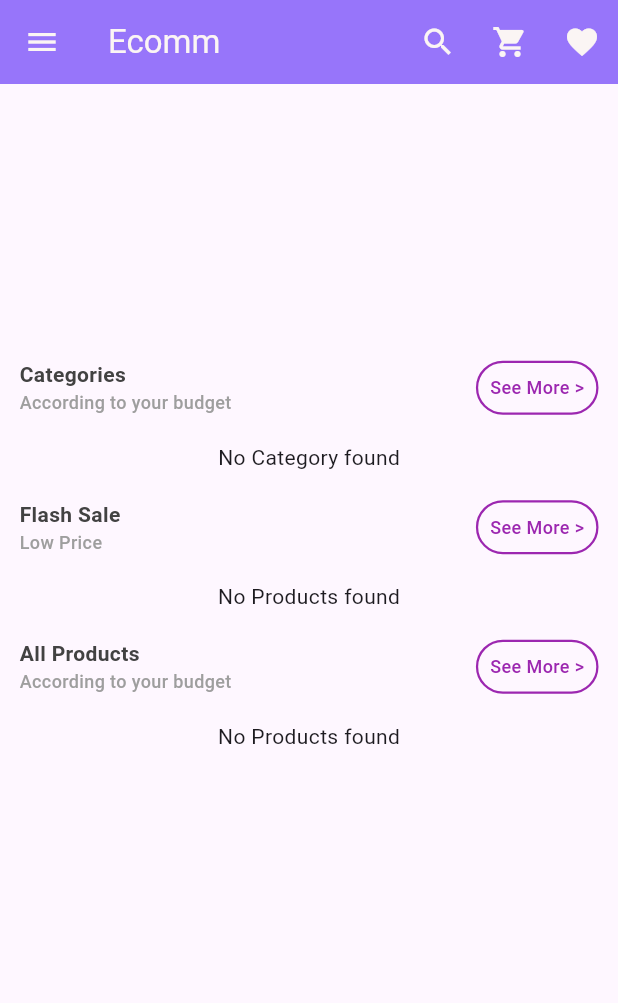
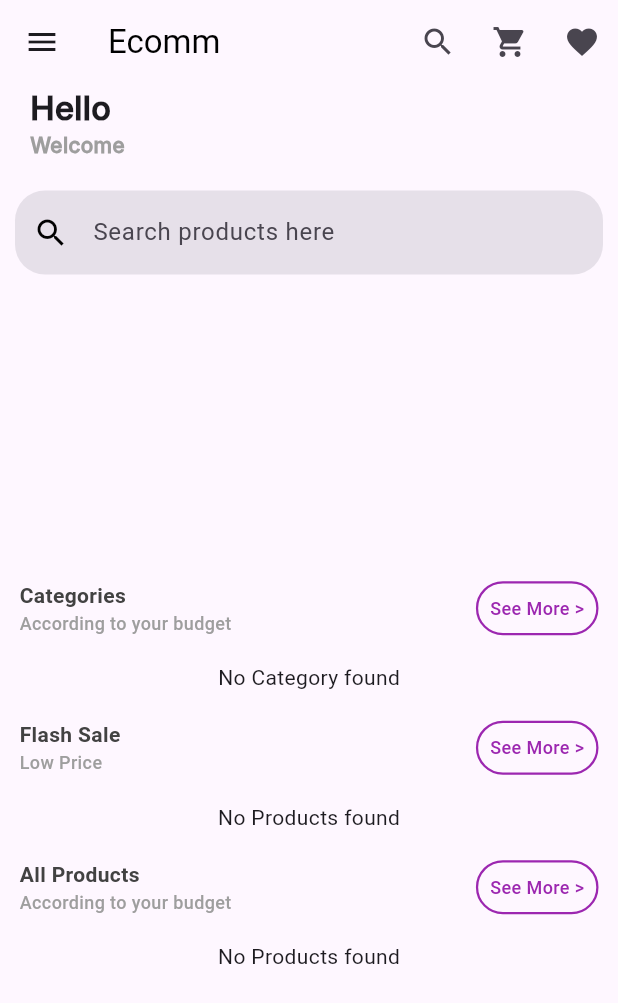
Before and after one commit to RhythmRajguru/ecommerce-flutter, a Flutter app: the MainScreen screen opened directly, on a phone screen of 412 x 824 dp. Shown: the top 1003 px of the screen. Run offline on Flutter 3.47's test engine with Material 3 defaults, Android fonts, the phone set to English and light mode, and no system bars; drawn by our look-alikes of carousel_slider; our stand-ins replace cached_network_image, cloud_firestore, firebase_auth, firebase_core, firebase_messaging, flutter_easyloading and 8 more; missing offline and left inert: app_settings, dart:ffi, image_card, razorpay_flutter; accounts and stored records are empty; key blocks and very long unbroken strings in the code were emptied for the run.

Commit message:
all products screen ui updated and some changes done in main screen

```diff
--- a/lib/screens/user-panel/main_screen.dart
+++ b/lib/screens/user-panel/main_screen.dart
@@ -11,6 +11,7 @@ import 'package:ecom/screens/user-panel/cart_screen.dart';
 import 'package:ecom/screens/user-panel/favourite_products.dart';
 import 'package:ecom/screens/user-panel/search_screen.dart';
 import 'package:ecom/services/fcm_service.dart';
+import 'package:firebase_auth/firebase_auth.dart';
 import 'package:flutter/cupertino.dart';
 import 'package:flutter/material.dart';
 import 'package:flutter/services.dart';
@@ -26,6 +27,8 @@ class MainScreen extends StatefulWidget {
 
 class _MainScreenState extends State<MainScreen> {
   NotificationService notificationService=NotificationService();
+
+  User? user=FirebaseAuth.instance.currentUser;
   @override
   void initState() {
     // TODO: implement initState
@@ -38,13 +41,7 @@ class _MainScreenState extends State<MainScreen> {
   Widget build(BuildContext context) {
     return Scaffold(
       appBar: AppBar(
-        iconTheme: IconThemeData(color: AppConstant.appTextColor),
-        systemOverlayStyle: SystemUiOverlayStyle(
-          statusBarColor: AppConstant.appSecondaryColor,
-          statusBarIconBrightness: Brightness.light,
-        ),
-        backgroundColor: AppConstant.appMainColor,
-        title: Text(AppConstant.appMainName,style: TextStyle(color: AppConstant.appTextColor),),
+        title: Text(AppConstant.appMainName,style: TextStyle(color: Colors.black),),
         actions: [
           IconButton(onPressed: (){
             Get.to(SearchScreen());
@@ -63,6 +60,39 @@ class _MainScreenState extends State<MainScreen> {
         child: Container(
           child: Column(
             children: [
+             Column(
+               children: [
+                 Container(
+                     alignment: Alignment.centerLeft,
+                     margin: EdgeInsets.symmetric(horizontal: 20),
+                     child: Text('Hello',style: TextStyle(fontWeight: FontWeight.bold,fontFamily: 'Inter',fontSize: 22),)),
+                 Container(
+                     alignment: Alignment.centerLeft,
+                     margin: EdgeInsets.symmetric(horizontal: 20),
+                     child: (user!.displayName.toString().isNotEmpty && user!.displayName!=null)
+                     ?Text('Welcome ' + user!.displayName.toString(),style: TextStyle(fontWeight: FontWeight.bold,fontFamily: 'Inter',fontSize: 14,color: Colors.grey))
+                     :Text('Welcome ' + user!.email.toString(),style: TextStyle(fontWeight: FontWeight.bold,fontFamily: 'Inter',fontSize: 14,color: Colors.grey))),
+               ],
+             ),
+              Container(
+                margin: EdgeInsets.only(top: 20,left: 10,right: 10,bottom: 20),
+                child: TextField(
+                  readOnly: true,
+                  onTap: (){
+                    Get.to(()=>SearchScreen());
+                  },
+                  decoration: InputDecoration(
+                      hintText: 'Search products here',
+                      prefixIcon: Icon(Icons.search,color: Colors.black,),
+                      filled: true,
+                      fillColor: Colors.grey[250],
+                      border: OutlineInputBorder(
+                          borderRadius: BorderRadius.circular(20.0),
+                        borderSide: BorderSide.none
+                      )
+                  ),
+                ),
+              ),
               SizedBox(height: Get.height/90.0,),
               Container(
                   margin: EdgeInsets.symmetric(horizontal: 10.0),
```
Also changed, not shown: lib/screens/user-panel/all_products.dart (+43 -25 lines).
